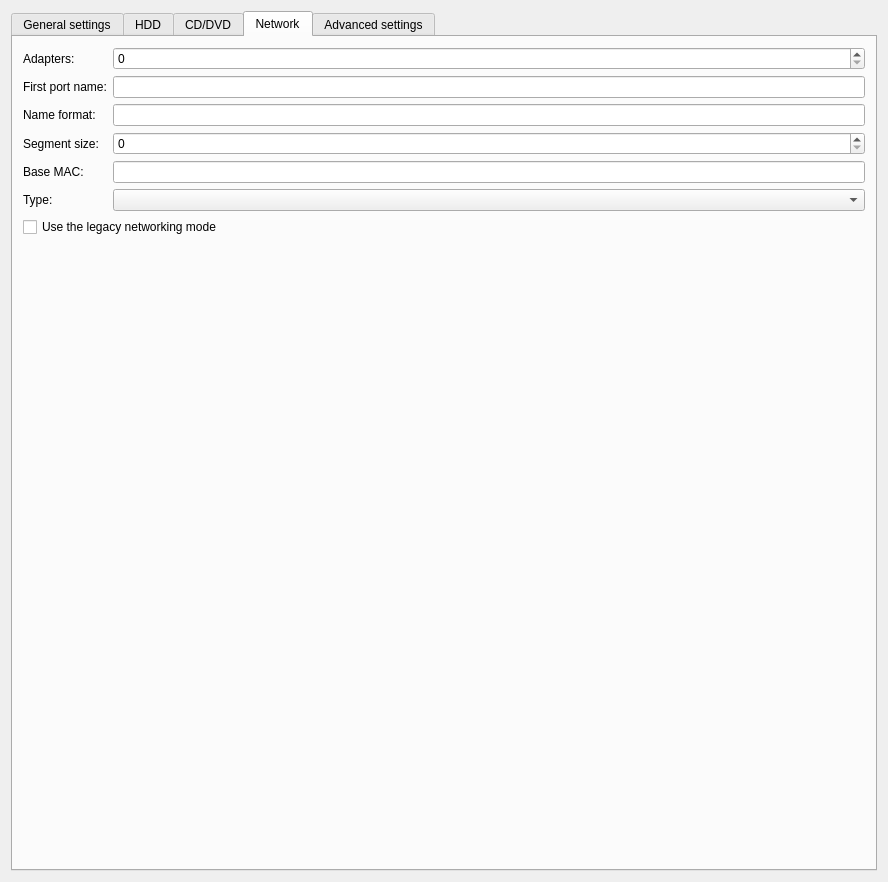
First picture: the form in gns3/modules/qemu/ui/qemu_vm_configuration_page.ui, repository GNS3/gns3-gui, before the edit.
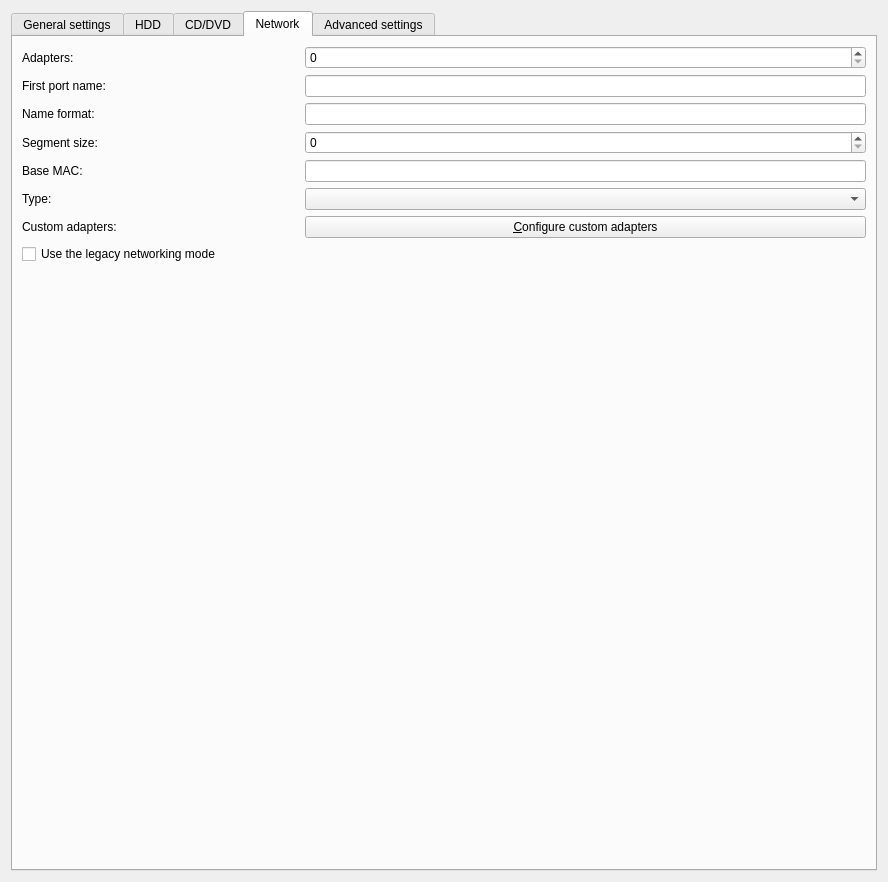
Second picture: the form after the edit. The open tabs and pages were chosen to show the change.

Commit message: Possibility to customize port names and adapter types for Qemu, VirtualBox, VMware and Docker. Fixes #2361. MAC addresses can customized for Qemu as well.

What changed in the file:
```diff
--- a/gns3/modules/qemu/ui/qemu_vm_configuration_page.ui
+++ b/gns3/modules/qemu/ui/qemu_vm_configuration_page.ui
@@ -515,53 +515,6 @@
        <string>Network</string>
       </attribute>
       <layout class="QGridLayout" name="gridLayout_5">
-       <property name="margin">
-        <number>10</number>
-       </property>
-       <item row="6" column="1">
-        <widget class="QComboBox" name="uiAdapterTypesComboBox">
-         <property name="sizePolicy">
-          <sizepolicy hsizetype="Expanding" vsizetype="Fixed">
-           <horstretch>0</horstretch>
-           <verstretch>0</verstretch>
-          </sizepolicy>
-         </property>
-        </widget>
-       </item>
-       <item row="7" column="0" colspan="2">
-        <widget class="QCheckBox" name="uiLegacyNetworkingCheckBox">
-         <property name="text">
-          <string>Use the legacy networking mode</string>
-         </property>
-        </widget>
-       </item>
-       <item row="5" column="1">
-        <widget class="QLineEdit" name="uiMacAddrLineEdit"/>
-       </item>
-       <item row="3" column="0">
-        <widget class="QLabel" name="uiPortSegmentSizeLabel">
-         <property name="text">
-          <string>Segment size:</string>
-         </property>
-        </widget>
-       </item>
-       <item row="6" column="0">
-        <widget class="QLabel" name="uiAdapterTypesLabel">
-         <property name="text">
-          <string>Type:</string>
-         </property>
-        </widget>
-       </item>
-       <item row="3" column="1">
-        <widget class="QSpinBox" name="uiPortSegmentSizeSpinBox">
-         <property name="maximum">
-          <number>128</number>
-         </property>
-         <property name="singleStep">
-          <number>4</number>
-         </property>
-        </widget>
-       </item>
        <item row="0" column="0">
         <widget class="QLabel" name="uiAdaptersLabel">
          <property name="text">
@@ -569,13 +522,16 @@
          </property>
         </widget>
        </item>
-       <item row="5" column="0">
-        <widget class="QLabel" name="uiMacAddrLabel">
+       <item row="1" column="0">
+        <widget class="QLabel" name="uiFirstPortNameLabel">
          <property name="text">
-          <string>Base MAC:</string>
+          <string>First port name:</string>
          </property>
         </widget>
        </item>
+       <item row="1" column="1" colspan="2">
+        <widget class="QLineEdit" name="uiFirstPortNameLineEdit"/>
+       </item>
        <item row="2" column="0">
         <widget class="QLabel" name="uiPortNameFormatLabel">
          <property name="toolTip">
@@ -586,30 +542,59 @@
          </property>
         </widget>
        </item>
-       <item row="0" column="1">
-        <widget class="QSpinBox" name="uiAdaptersSpinBox">
-         <property name="sizePolicy">
-          <sizepolicy hsizetype="Expanding" vsizetype="Fixed">
-           <horstretch>0</horstretch>
-           <verstretch>0</verstretch>
-          </sizepolicy>
-         </property>
-         <property name="minimum">
-          <number>0</number>
-         </property>
-         <property name="maximum">
-          <number>275</number>
-         </property>
-        </widget>
-       </item>
-       <item row="2" column="1">
+       <item row="2" column="1" colspan="2">
         <widget class="QLineEdit" name="uiPortNameFormatLineEdit">
          <property name="text">
           <string/>
          </property>
         </widget>
        </item>
-       <item row="8" column="1">
+       <item row="3" column="0">
+        <widget class="QLabel" name="uiPortSegmentSizeLabel">
+         <property name="text">
+          <string>Segment size:</string>
+         </property>
+        </widget>
+       </item>
+       <item row="4" column="0">
+        <widget class="QLabel" name="uiMacAddrLabel">
+         <property name="text">
+          <string>Base MAC:</string>
+         </property>
+        </widget>
+       </item>
+       <item row="4" column="1" colspan="2">
+        <widget class="QLineEdit" name="uiMacAddrLineEdit"/>
+       </item>
+       <item row="5" column="0">
+        <widget class="QLabel" name="uiAdapterTypesLabel">
+         <property name="text">
+          <string>Type:</string>
+         </property>
+        </widget>
+       </item>
+       <item row="6" column="0">
+        <widget class="QLabel" name="uiCustomAdaptersLabel">
+         <property name="text">
+          <string>Custom adapters:</string>
+         </property>
+        </widget>
+       </item>
+       <item row="6" column="1" colspan="2">
+        <widget class="QPushButton" name="uiCustomAdaptersConfigurationPushButton">
+         <property name="text">
+          <string>&amp;Configure custom adapters</string>
+         </property>
+        </widget>
+       </item>
+       <item row="7" column="0" colspan="3">
+        <widget class="QCheckBox" name="uiLegacyNetworkingCheckBox">
+         <property name="text">
+          <string>Use the legacy networking mode</string>
+         </property>
+        </widget>
+       </item>
+       <item row="8" column="2">
         <spacer name="verticalSpacer_3">
          <property name="orientation">
           <enum>Qt::Vertical</enum>
@@ -622,15 +607,41 @@
          </property>
         </spacer>
        </item>
-       <item row="1" column="0">
-        <widget class="QLabel" name="uiFirstPortNameLabel">
-         <property name="text">
-          <string>First port name:</string>
+       <item row="5" column="1" colspan="2">
+        <widget class="QComboBox" name="uiAdapterTypesComboBox">
+         <property name="sizePolicy">
+          <sizepolicy hsizetype="Expanding" vsizetype="Fixed">
+           <horstretch>0</horstretch>
+           <verstretch>0</verstretch>
+          </sizepolicy>
          </property>
         </widget>
        </item>
-       <item row="1" column="1">
-        <widget class="QLineEdit" name="uiFirstPortNameLineEdit"/>
+       <item row="3" column="1" colspan="2">
+        <widget class="QSpinBox" name="uiPortSegmentSizeSpinBox">
+         <property name="maximum">
+          <number>128</number>
+         </property>
+         <property name="singleStep">
+          <number>4</number>
+         </property>
+        </widget>
+       </item>
+       <item row="0" column="1" colspan="2">
+        <widget class="QSpinBox" name="uiAdaptersSpinBox">
+         <property name="sizePolicy">
+          <sizepolicy hsizetype="Expanding" vsizetype="Fixed">
+           <horstretch>0</horstretch>
+           <verstretch>0</verstretch>
+          </sizepolicy>
+         </property>
+         <property name="minimum">
+          <number>0</number>
+         </property>
+         <property name="maximum">
+          <number>275</number>
+         </property>
+        </widget>
        </item>
       </layout>
      </widget>
```
The commit also changes 24 other files.
